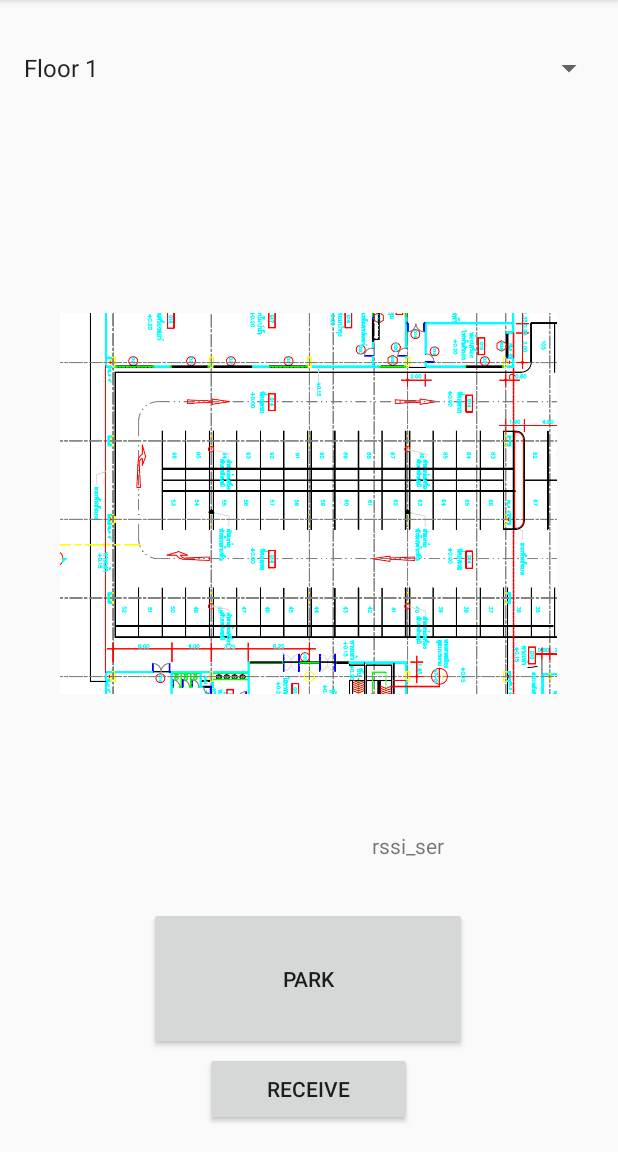
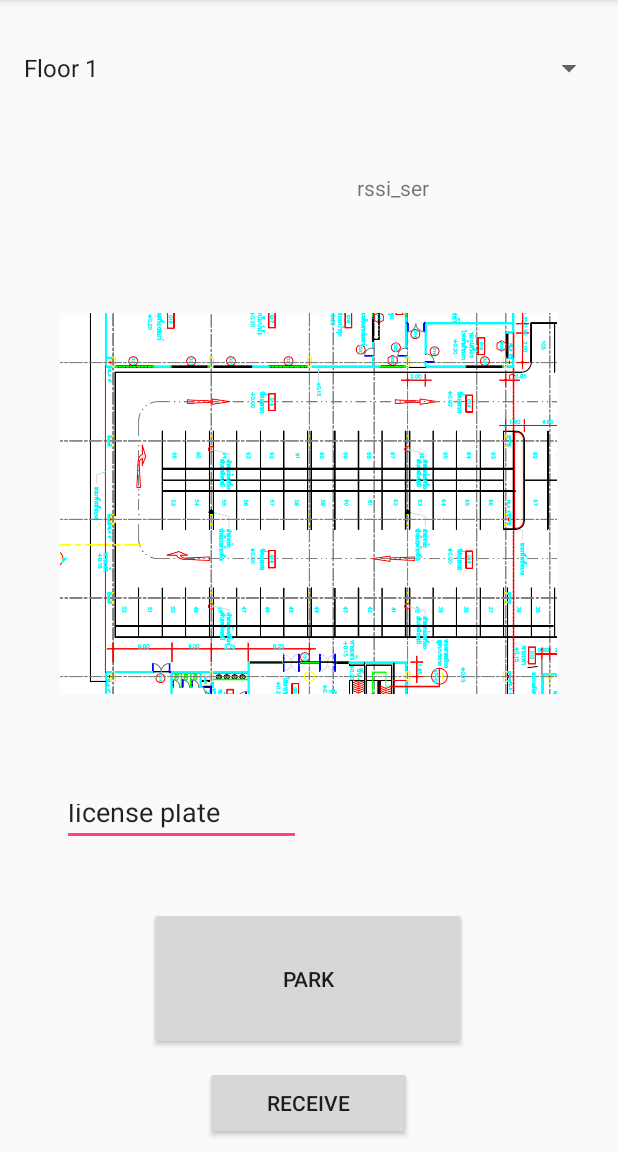
Before and after one commit to pongmile/Find-Car-Park-in-door, an Android app: the screen it shows after launch once a user with an empty profile is signed in (MainActivity), after a tap on "PARK", on a phone screen of 412 x 824 dp, the part 84-1236 px from its top. Run offline under Robolectric (Android 15) with nearby library versions, the phone set to English and light mode, and no system bars; our stand-ins replace Firebase (no records; nobody signed in at launch, a user with empty details on screens opened directly).

Commit message:
add license_plate
add license_plate to firebase

```diff
--- a/app/src/main/java/com/pongmile/mycarpark/Login.java
+++ b/app/src/main/java/com/pongmile/mycarpark/Login.java
@@ -26,10 +26,11 @@ import com.google.firebase.auth.GoogleAuthProvider;
 
 public class Login extends AppCompatActivity {
 
-    private FirebaseAuth mAuth;
+    public FirebaseAuth mAuth;
     GoogleSignInClient mGoogleSignInClient;
     SignInButton signIn;
     FirebaseAuth.AuthStateListener mAuthListener;
+    public String u_email;
 
 
     @Override
@@ -51,6 +52,7 @@ public class Login extends AppCompatActivity {
             @Override
             public void onAuthStateChanged(@NonNull FirebaseAuth firebaseAuth) {
                 FirebaseUser user = firebaseAuth.getCurrentUser();
+                u_email = user.getEmail();
                 if (user != null) {
                     // User is signed in
                     startActivity(new Intent(Login.this, MainActivity.class));
@@ -72,6 +74,10 @@ public class Login extends AppCompatActivity {
             }
         });
 
+    }
+
+    public String getU_email() { ;
+        return u_email;
     }
 
     @Override
--- a/app/src/main/java/com/pongmile/mycarpark/MainActivity.java
+++ b/app/src/main/java/com/pongmile/mycarpark/MainActivity.java
@@ -11,6 +11,7 @@ import android.net.wifi.*;
 import android.os.Bundle;
 import android.os.Handler;
 import android.provider.Settings;
+import android.support.annotation.NonNull;
 import android.support.v4.app.ActivityCompat;
 import android.support.v4.content.ContextCompat;
 import android.support.v7.app.AppCompatActivity;
@@ -18,6 +19,7 @@ import android.util.Log;
 import android.view.View;
 import android.widget.ArrayAdapter;
 import android.widget.Button;
+import android.widget.EditText;
 import android.widget.ListView;
 import android.widget.SimpleAdapter;
 import android.widget.TextView;
@@ -40,6 +42,7 @@ import java.util.ArrayList;
 import java.util.HashMap;
 import java.util.List;
 import java.util.Map;
+import com.pongmile.mycarpark.Login;
 
 import static android.content.ContentValues.TAG;
 
@@ -52,13 +55,17 @@ public class MainActivity extends AppCompatActivity implements View.OnClickListe
     WifiManager wifiManager;
     WifiBroadcastReceiver wifiReceiver;
 
+    public String u_email;
     TextView textView;
     TextView mTextView;
     Button btn;
+    EditText license_p;
 
     FirebaseDatabase database = FirebaseDatabase.getInstance();
     DatabaseReference myRef = database.getReference();
     DatabaseReference mwifiRef = myRef.child("wifi");
+    DatabaseReference mlicense = myRef.child("license");
+    FirebaseAuth.AuthStateListener mAuthListener;
 
     @Override
     protected void onCreate(Bundle savedInstanceState) {
@@ -207,7 +214,20 @@ public class MainActivity extends AppCompatActivity implements View.OnClickListe
 
             //if (!wifiManager.isWifiEnabled())
             //    wifiManager.setWifiEnabled(true);
+
+
             wifiManager.startScan();
+
+            license_p = findViewById(R.id.license_plate);
+            String result = license_p.getText().toString();
+
+            FirebaseUser user=FirebaseAuth.getInstance().getCurrentUser();
+
+            String currentString = user.getEmail();
+            String[] separated = currentString.split("\\.");
+
+            mlicense.child(separated[0]).setValue(result);
+
         }
         if (view.getId() == R.id.receive) {
             Log.d(TAG, "onCreate()");
--- a/app/src/main/res/layout/activity_main.xml
+++ b/app/src/main/res/layout/activity_main.xml
@@ -13,11 +13,11 @@
         android:layout_marginBottom="8dp"
         android:text="@string/rssi_wifi"
         app:layout_constraintBottom_toTopOf="@+id/send"
-        app:layout_constraintHorizontal_bias="0.25"
+        app:layout_constraintHorizontal_bias="0.223"
         app:layout_constraintLeft_toLeftOf="parent"
         app:layout_constraintRight_toRightOf="parent"
         app:layout_constraintTop_toTopOf="parent"
-        app:layout_constraintVertical_bias="0.961"
+        app:layout_constraintVertical_bias="0.201"
         tools:text="googel" />
 
     <Button
@@ -49,8 +49,8 @@
         app:layout_constraintEnd_toEndOf="parent"
         app:layout_constraintHorizontal_bias="0.498"
         app:layout_constraintStart_toStartOf="parent"
-        app:layout_constraintTop_toTopOf="parent"
-        app:layout_constraintVertical_bias="0.987" />
+        app:layout_constraintTop_toBottomOf="@+id/send"
+        app:layout_constraintVertical_bias="0.992" />
 
     <TextView
         android:id="@+id/rssi_sr"
@@ -63,10 +63,10 @@
         android:text="rssi_ser"
         app:layout_constraintBottom_toTopOf="@+id/send"
         app:layout_constraintEnd_toEndOf="parent"
-        app:layout_constraintHorizontal_bias="0.559"
+        app:layout_constraintHorizontal_bias="0.538"
         app:layout_constraintStart_toEndOf="@+id/rssi_wifi"
         app:layout_constraintTop_toTopOf="parent"
-        app:layout_constraintVertical_bias="0.959" />
+        app:layout_constraintVertical_bias="0.189" />
 
     <ImageView
         android:id="@+id/imageView"
@@ -100,5 +100,23 @@
         app:layout_constraintTop_toTopOf="parent"
         app:layout_constraintVertical_bias="0.149" />
 
+    <EditText
+        android:id="@+id/license_plate"
+        android:layout_width="159dp"
+        android:layout_height="38dp"
+        android:layout_marginStart="8dp"
+        android:layout_marginTop="8dp"
+        android:layout_marginEnd="8dp"
+        android:layout_marginBottom="8dp"
+        android:ems="10"
+        android:inputType="textPersonName"
+        android:text="license plate"
+        app:layout_constraintBottom_toTopOf="@+id/send"
+        app:layout_constraintEnd_toEndOf="parent"
+        app:layout_constraintHorizontal_bias="0.142"
+        app:layout_constraintStart_toStartOf="parent"
+        app:layout_constraintTop_toBottomOf="@+id/imageView"
+        app:layout_constraintVertical_bias="0.63" />
+
 
 </android.support.constraint.ConstraintLayout>
```
